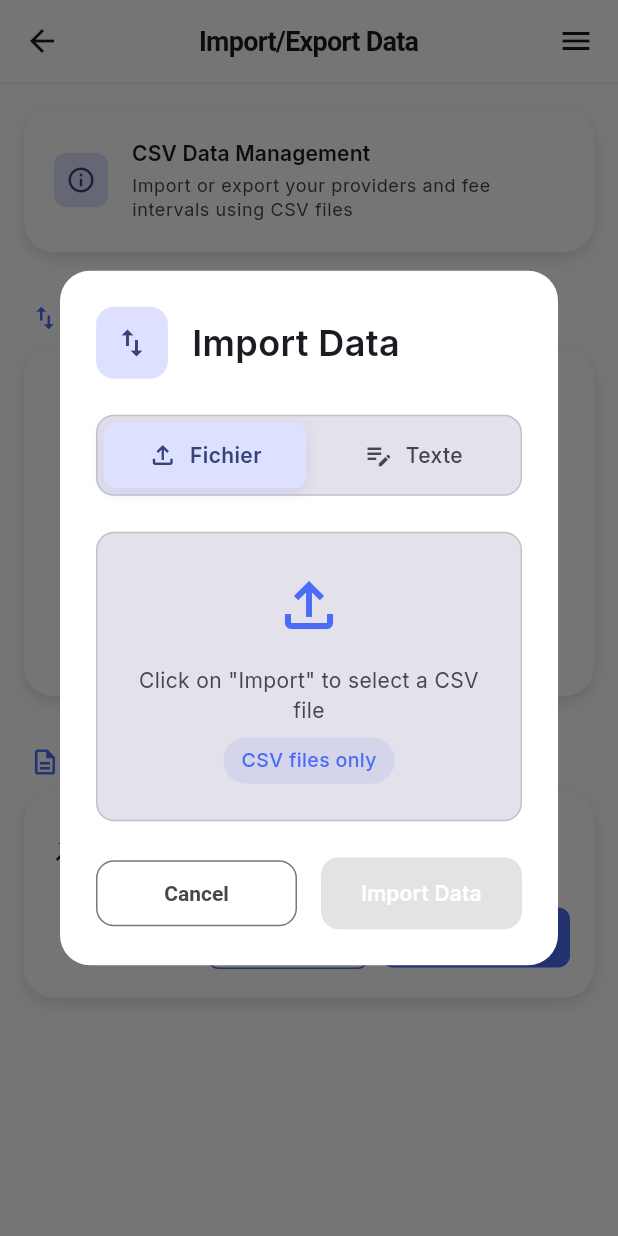
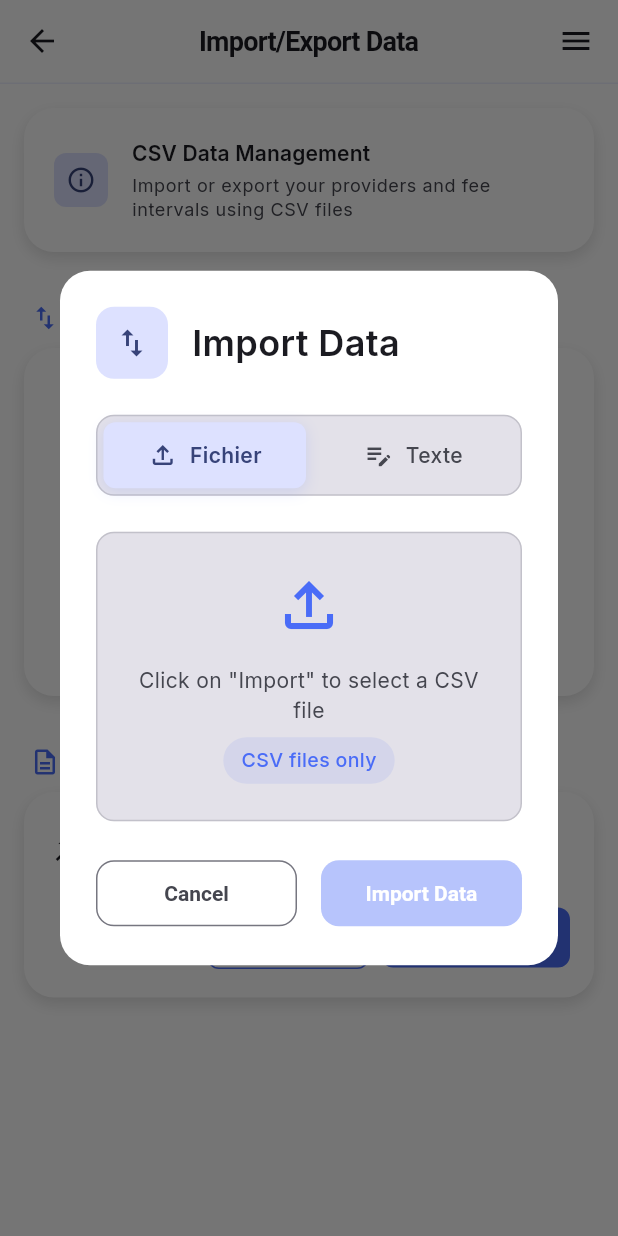
Before and after one commit to elsycharles/feezer, a Flutter app: the CsvManagementScreen screen opened by its route, after a tap on "Import Data", on a phone screen of 412 x 824 dp. Run offline on Flutter 3.47's test engine with Material 3 defaults, Android fonts, the phone set to English and light mode, and no system bars; our stand-ins replace csv, file_picker, flutter_svg, shared_preferences, sqflite; accounts and stored records are empty.

Commit message:
dev (data) : loading button style change to Loadingbutton

```diff
--- a/lib/screen/settings/csv_management_screen.dart
+++ b/lib/screen/settings/csv_management_screen.dart
@@ -11,6 +11,7 @@ import '../../widget/app_bar.dart' as custom;
 import '../../widget/app_toast.dart';
 import '../../widget/surface_card.dart';
 import '../../widget/interactive_surface.dart';
+import '../../widget/loading_button.dart';
 import '../../l10n/app_localizations.dart';
 import '../../provider/locale_provider.dart';
 import '../../provider/currency_provider.dart';
@@ -1085,32 +1086,13 @@ class _ImportActions extends StatelessWidget {
         ),
         const SizedBox(width: 16),
         Expanded(
-          child: FilledButton(
-            onPressed: (isImporting || !canImport) ? null : onImport,
-            style: FilledButton.styleFrom(
-              padding: const EdgeInsets.symmetric(vertical: 14),
-              shape: RoundedRectangleBorder(
-                borderRadius: BorderRadius.circular(12),
-              ),
-            ),
-            child: isImporting
-                ? SizedBox(
-                    height: 20,
-                    width: 20,
-                    child: CircularProgressIndicator(
-                      strokeWidth: 2,
-                      valueColor: AlwaysStoppedAnimation<Color>(
-                        colorScheme.onPrimary,
-                      ),
-                    ),
-                  )
-                : Text(
-                    AppLocalizations.of(context).importData,
-                    style: ThemeUtil.bodyMedium.copyWith(
-                      color: colorScheme.onPrimary,
-                      fontWeight: FontWeight.w600,
-                    ),
-                  ),
+          child: LoadingButton(
+            text: AppLocalizations.of(context).importData,
+            onPressed: canImport ? onImport : null,
+            isLoading: isImporting,
+            padding: const EdgeInsets.symmetric(vertical: 14),
+            backgroundColor: ThemeUtil.primaryColor,
+            foregroundColor: ThemeUtil.textLight,
           ),
         ),
       ],
--- a/lib/util/csv_util.dart
+++ b/lib/util/csv_util.dart
@@ -1,7 +1,6 @@
 import 'dart:io';
 import 'package:csv/csv.dart';
 import 'package:path_provider/path_provider.dart';
-import 'package:share_plus/share_plus.dart';
 import '../model/provider_model.dart' as model;
 import '../model/fee_interval_model.dart';
 import '../util/database_util.dart';
```
